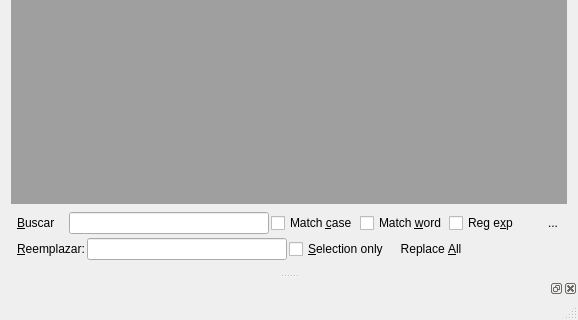
The window that VentanaPrincipal.ui (ProyectoLegus/LegusIDE) describes before a commit, drawn with Qt 5; both pictures show x 0 to 578 and y 143 to 463 of the 578 by 463 pixel window.
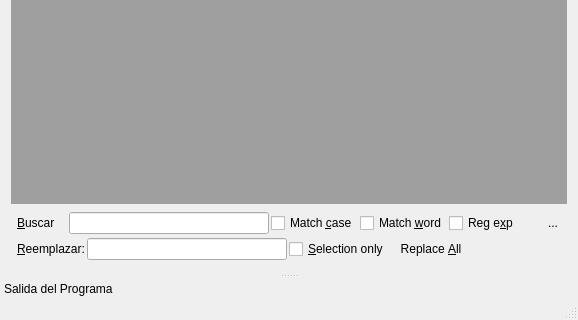
The same window after the commit. Icons and pictures are not drawn.

Patch:
```diff
--- a/VentanaPrincipal.ui
+++ b/VentanaPrincipal.ui
@@ -335,6 +335,12 @@
   </widget>
   <widget class="QStatusBar" name="statusBar"/>
   <widget class="QDockWidget" name="barraSalida">
+   <property name="features">
+    <set>QDockWidget::DockWidgetMovable</set>
+   </property>
+   <property name="windowTitle">
+    <string>Salida del Programa</string>
+   </property>
    <attribute name="dockWidgetArea">
     <number>8</number>
    </attribute>
```
Left out of the diff: 31 changed lines with no effect on the pictures.
